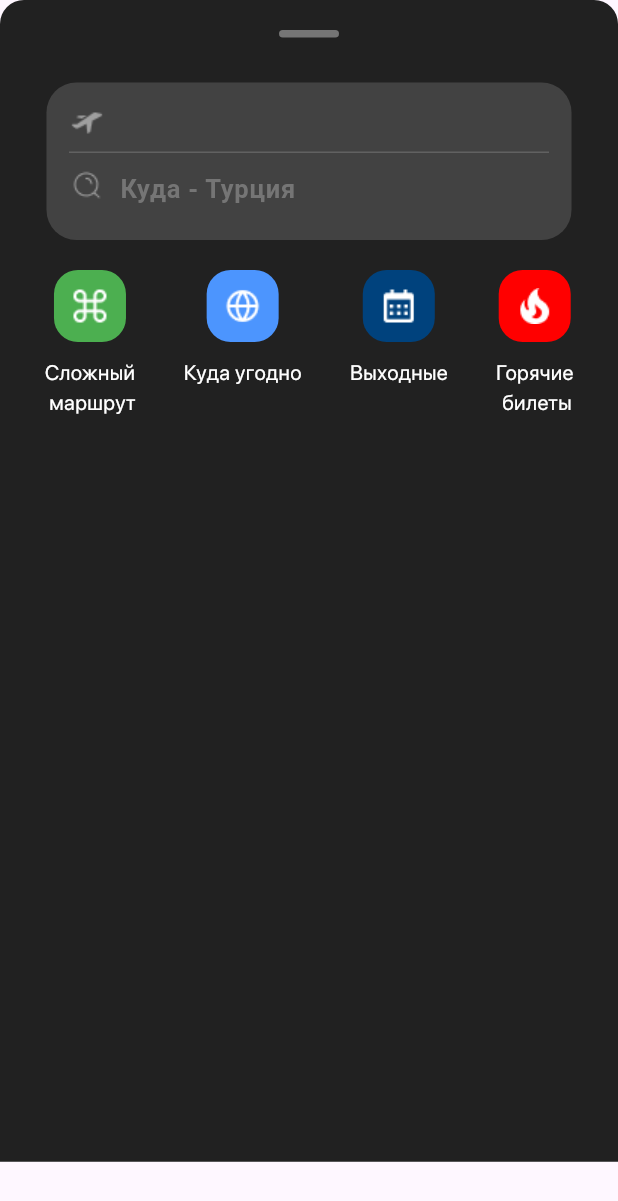
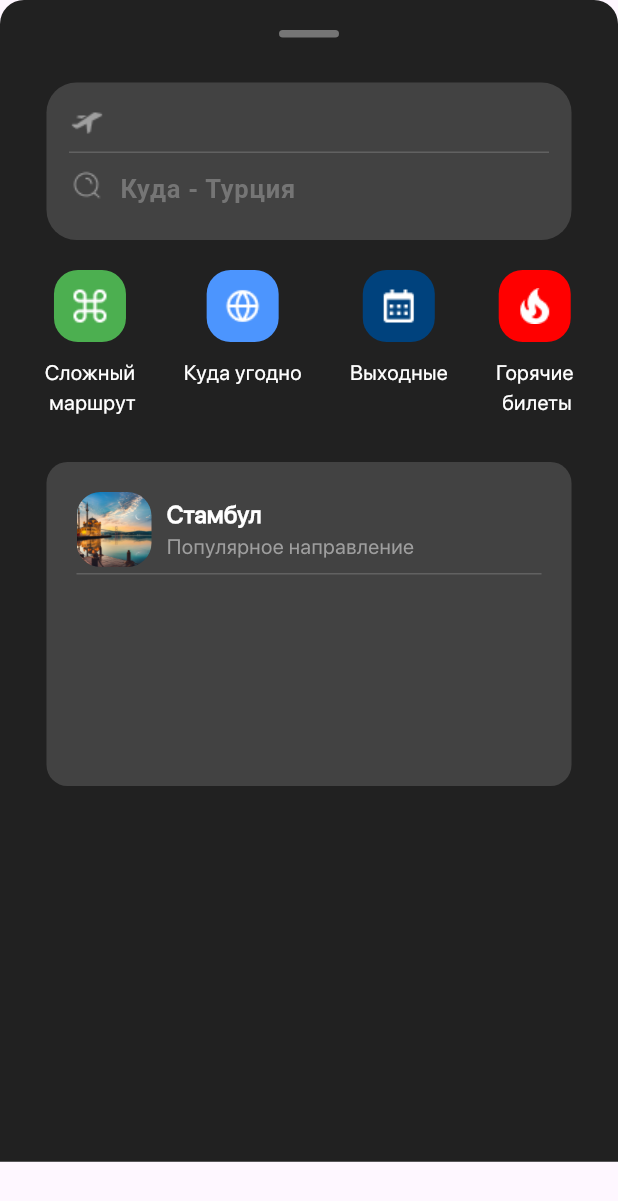
Before and after one commit to Zettaisha/avia_app, a Flutter app: the HomeBottomSheet widget shown alone on an empty page, opened directly with empty values, on a phone screen of 412 x 824 dp. Shown: the top 1201 px of the screen. Run offline on Flutter 3.47's test engine with Material 3 defaults, Android fonts, the phone set to English and light mode, and no system bars; our stand-ins replace dio, equatable, flutter_bloc, get_it, retrofit, shared_preferences; accounts and stored records are empty; generated files the repository leaves out were written again; network calls fail.

Commit message:
popular destinations 30% done

```diff
--- a/lib/core/constants/constants.dart
+++ b/lib/core/constants/constants.dart
@@ -19,4 +19,8 @@ const String fireIconImagePath = 'lib/assets/images/icons/fire_icon.png';
 const String globeIconImagePath = 'lib/assets/images/icons/globe_icon.png';
 const String routeIconImagePath = 'lib/assets/images/icons/route_icon.png';
 
+const String sochiImagePath = 'lib/assets/images/sochi_photo.png';
+const String phuketImagePath = 'lib/assets/images/phuket_photo.png';
+const String stambulImagePath = 'lib/assets/images/stambul_photo.png';
+
 const String fontSfProDisplay = 'SF_Pro_Display';
--- a/lib/features/1_home_page/presentation/widgets/bottom_sheet.dart
+++ b/lib/features/1_home_page/presentation/widgets/bottom_sheet.dart
@@ -260,7 +260,63 @@ class _HomeBottomSheetState extends State<HomeBottomSheet> {
             ),
           ),
           const SizedBox(height: 30),
-          // TODO: тут будут сочи и т.д + раскидать по виджетам, тут слишком много верстки
+          Container(
+            padding: const EdgeInsets.all(20),
+            height: 216,
+            width: 350,
+            decoration: BoxDecoration(
+                color: Colors.grey[800],
+                borderRadius: BorderRadius.circular(14)),
+            child: Column(
+              children: [
+                Row(
+                  children: [
+                    Padding(
+                      padding: const EdgeInsets.only(right: 10),
+                      child: ClipRRect(
+                        borderRadius: BorderRadius.circular(16),
+                        child: Image.asset(
+                          stambulImagePath,
+                          width: 50,
+                          height: 50,
+                          fit: BoxFit.cover,
+                        ),
+                      ),
+                    ),
+                    Column(
+                      crossAxisAlignment: CrossAxisAlignment.start,
+                      children: [
+                        Text(
+                          'Стамбул',
+                          style: TextStyle(
+                              fontSize: 16,
+                              color: AppColors.white,
+                              fontFamily: fontSfProDisplay,
+                              fontWeight: FontWeight.w600),
+                        ),
+                        const Text(
+                          'Популярное направление',
+                          style: TextStyle(
+                            fontFamily: fontSfProDisplay,
+                            fontSize: 14,
+                            color: Colors.grey,
+                          ),
+                        )
+                      ],
+                    )
+                  ],
+                ),
+                const SizedBox(
+                  height: 4,
+                ),
+                Container(
+                  height: 1,
+                  width: 320,
+                  color: Colors.grey[700],
+                ),
+              ],
+            ),
+          )
         ],
       ),
     );
--- a/pubspec.yaml
+++ b/pubspec.yaml
@@ -76,6 +76,9 @@ flutter:
     - lib/assets/images/music_ticket_1.jpg
     - lib/assets/images/music_ticket_2.jpg
     - lib/assets/images/music_ticket_3.jpg
+    - lib/assets/images/phuket_photo.png
+    - lib/assets/images/sochi_photo.png
+    - lib/assets/images/stambul_photo.png
 
 
   # An image asset can refer to one or more resolution-specific "variants", see
```
Also changed, not shown: lib/assets/images/phuket_photo.png (added), lib/assets/images/sochi_photo.png (added), lib/assets/images/stambul_photo.png (added).
